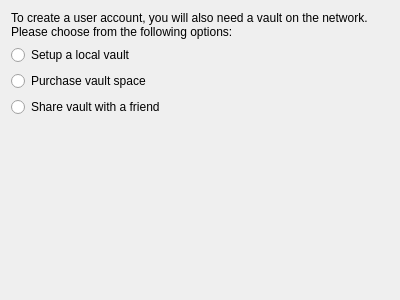
This is src/qt/ui/create_page_options.ui in maidsafe-archive/MaidSafe-Encrypt as Qt 5 draws it before an edit. The edited form follows.
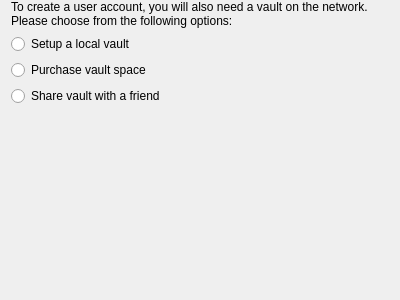
This is the edited form.

```diff
--- a/src/qt/ui/create_page_options.ui
+++ b/src/qt/ui/create_page_options.ui
@@ -14,6 +14,9 @@
    <string/>
   </property>
   <layout class="QVBoxLayout" name="verticalLayout">
+   <property name="topMargin">
+    <number>0</number>
+   </property>
    <item>
     <widget class="QLabel" name="label">
      <property name="text">
```
